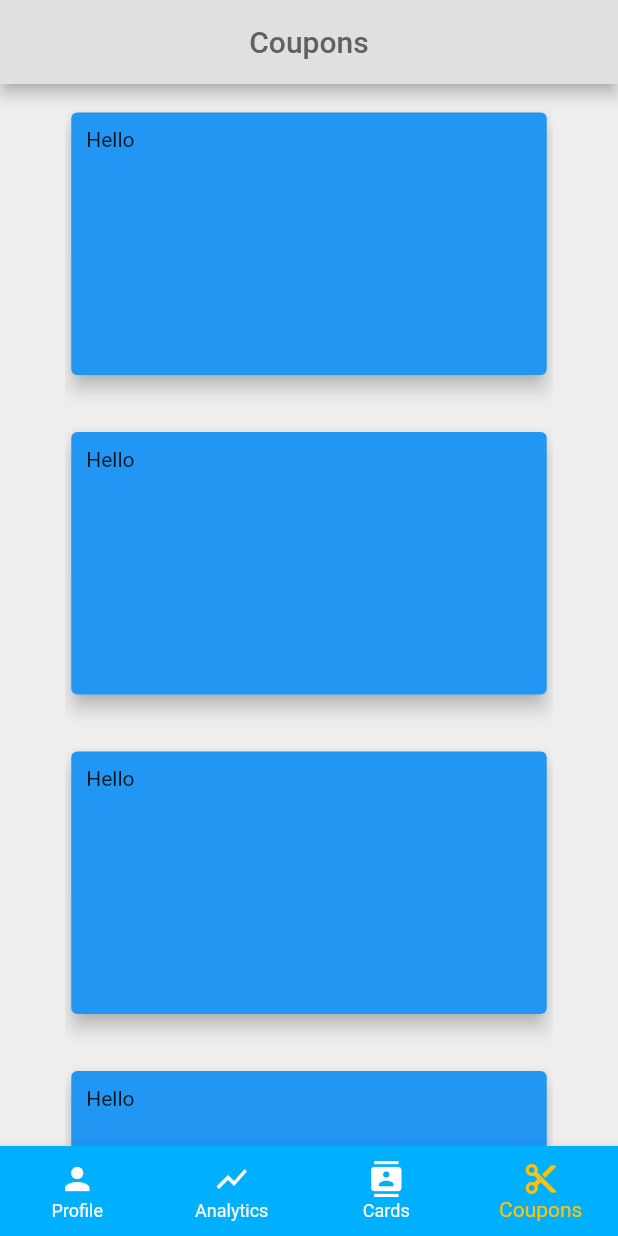
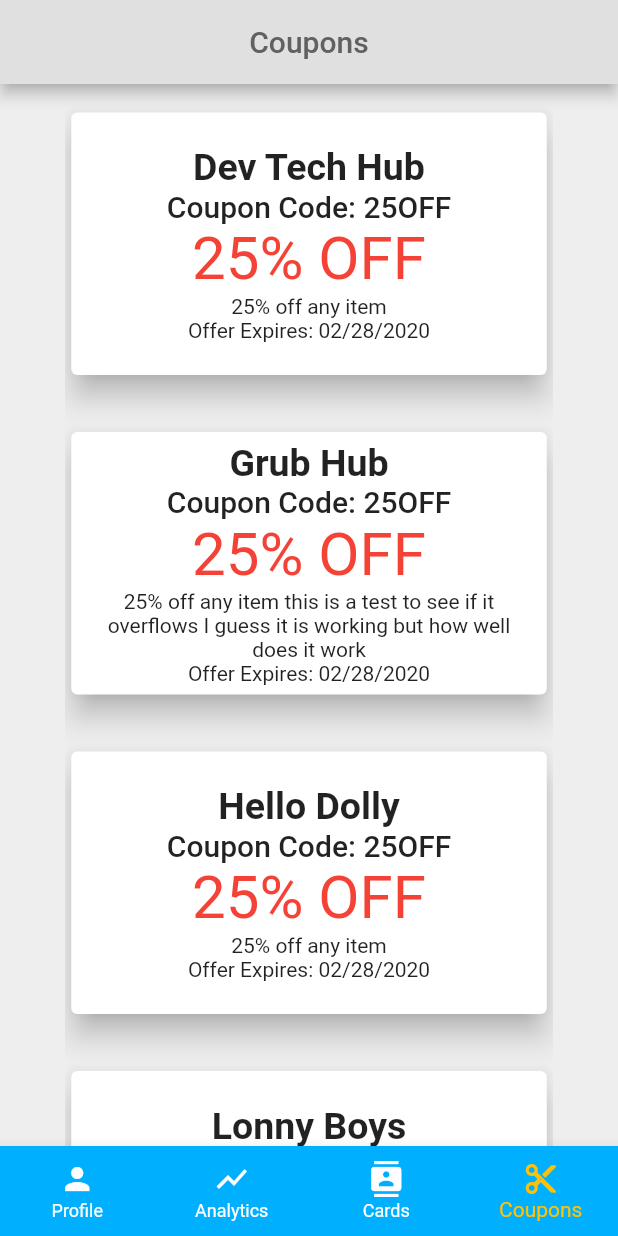
Before and after one commit to stemcreations/contact-card, a Flutter app: the screen it shows after launch, swiped to page 4, on a phone screen of 412 x 824 dp. Run offline on Flutter 3.47's test engine with Material 2 defaults, Android fonts, the phone set to English and light mode, and no system bars; our stand-ins replace fl_chart; network calls fail.

Commit message:
Coupon Card Style

```diff
--- a/lib/constants.dart
+++ b/lib/constants.dart
@@ -4,3 +4,14 @@ const kAppThemeColor = Color(0xFF00B0FF);
 const kAlternateAppBarColor = Color(0xFFE0E0E0);
 const kScaffoldBackgroundColor = Color(0xFFEEEEEE);
 const kAppBarTextColor = Color(0xFF616161);
+
+const kCouponCodeStyle = TextStyle(
+  fontSize: 20,
+  fontWeight: FontWeight.w500,
+);
+
+const kCouponOfferStyle = TextStyle(
+  fontSize: 40,
+  color: Colors.red,
+
+);
--- a/lib/controllers/coupon_card.dart
+++ b/lib/controllers/coupon_card.dart
@@ -1,22 +1,65 @@
+import 'package:contact_card/constants.dart';
 import 'package:flutter/material.dart';
 
 class CouponCard extends StatelessWidget {
+  CouponCard({this.companyName, this.couponCode, this.couponOffer, this.expirationDate, this.offerDetails});
 
+  final String couponCode;
+  final String couponOffer;
+  final String offerDetails;
+  final String expirationDate;
+  final String companyName;
 
   @override
   Widget build(BuildContext context) {
     return Padding(
       padding: const EdgeInsets.only(top: 15, bottom: 15),
       child: Card(
-        color: Colors.blue,
-        elevation: 5,
+        color: Colors.white,
+        elevation: 8,
         shape: RoundedRectangleBorder(borderRadius: BorderRadius.circular(4.0)),
         child: SizedBox(
           height: 175,
           child: Padding(
-            padding: const EdgeInsets.all(10.0),
+            padding: const EdgeInsets.only(top: 5.0, left: 10.0, right: 10.0, bottom: 5.0),
             child: Container(
-              child: Text('Hello'),
+              child: Column(
+                mainAxisAlignment: MainAxisAlignment.center,
+                children: <Widget>[
+                  Text(
+                    companyName,
+                    style: TextStyle(
+                      fontSize: 25,
+                      fontWeight: FontWeight.w700,
+                    ),
+                  ),
+                  Row(
+                    mainAxisAlignment: MainAxisAlignment.center,
+                    children: <Widget>[
+                      Text(
+                        'Coupon Code: ',
+                        style: kCouponCodeStyle
+                      ),
+                      Text(couponCode, style: kCouponCodeStyle,),
+                    ],
+                  ),
+
+                  Row(
+                    mainAxisAlignment: MainAxisAlignment.center,
+                    children: <Widget>[
+                      Text(couponOffer, style: kCouponOfferStyle, textAlign: TextAlign.center,),
+                    ],
+                  ),
+                  Text(offerDetails, textAlign: TextAlign.center,),
+                  Row(
+                    mainAxisAlignment: MainAxisAlignment.center,
+                    children: <Widget>[
+                      Text('Offer Expires: '),
+                      Text(expirationDate),
+                    ],
+                  ),
+                ],
+              ),
             ),
           ),
         ),
--- a/lib/screens/coupons_screen.dart
+++ b/lib/screens/coupons_screen.dart
@@ -10,10 +10,32 @@ class CouponsScreen extends StatefulWidget {
 class _CouponsScreenState extends State<CouponsScreen> {
 
   List<Widget> contactCoupons = [
-    CouponCard(),
-    CouponCard(),
-    CouponCard(),
-    CouponCard(),
+    CouponCard(
+      companyName: 'Dev Tech Hub',
+      couponCode: '25OFF',
+      couponOffer: '25% OFF',
+      offerDetails: '25% off any item',
+      expirationDate: '02/28/2020',
+    ),
+    CouponCard(
+      companyName: 'Grub Hub',
+      couponCode: '25OFF',
+      couponOffer: '25% OFF',
+      offerDetails: '25% off any item this is a test to see if it overflows I guess it is working but how well does it work',
+      expirationDate: '02/28/2020',
+    ),
+    CouponCard(
+      companyName: 'Hello Dolly',
+      couponCode: '25OFF',
+      couponOffer: '25% OFF',
+      offerDetails: '25% off any item',
+      expirationDate: '02/28/2020',),
+    CouponCard(
+      companyName: 'Lonny Boys',
+      couponCode: '25OFF',
+      couponOffer: '25% OFF',
+      offerDetails: '25% off any item',
+      expirationDate: '02/28/2020',),
   ];
 
   @override
```
